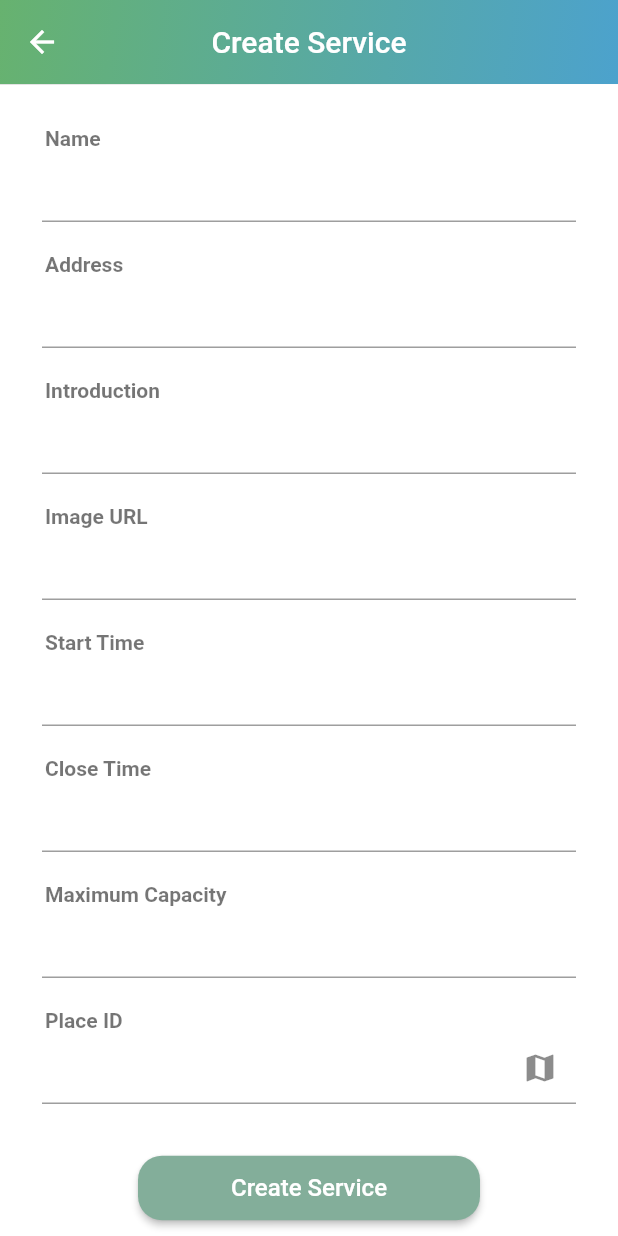
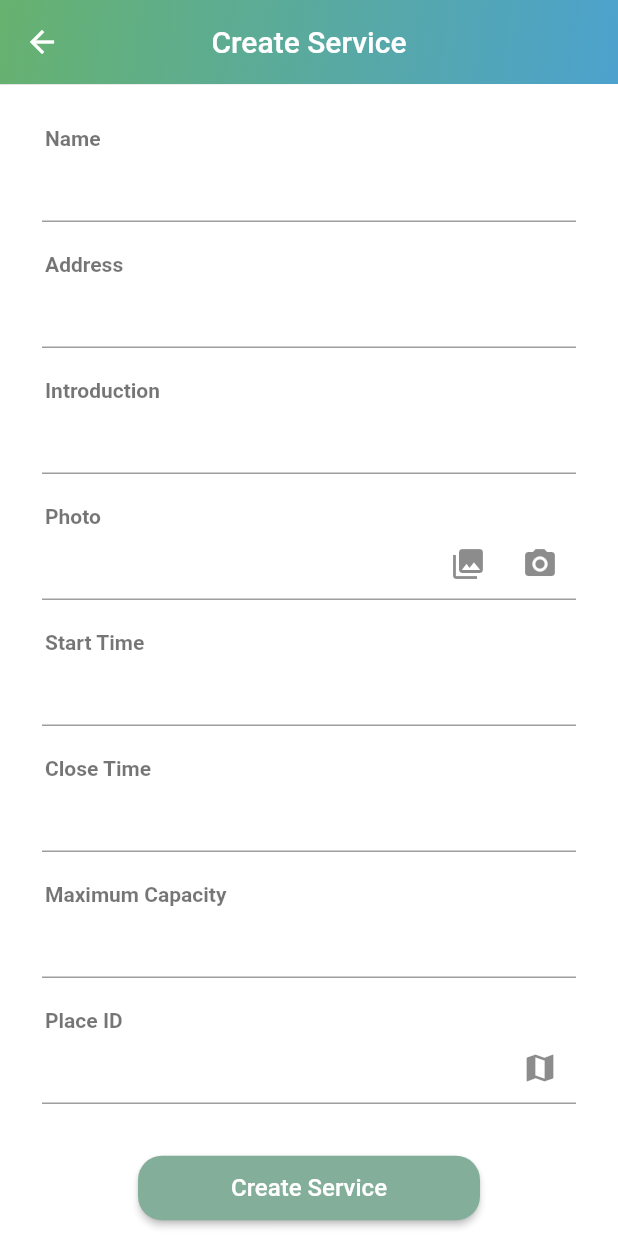
Before and after one commit to cidneyho/ggHack-frontend, a Flutter app: the CreateServicePage screen opened directly, after a tap on "Create Service", on a phone screen of 412 x 824 dp. Run offline on Flutter 3.47's test engine with Material 2 defaults, Android fonts, the phone set to English and light mode, and no system bars; our stand-ins replace flutter_slidable, image_picker, material_design_icons_flutter, qr_flutter, sprintf; missing offline and left inert: barcode_scan, flutter_picker, imgur; accounts and stored records are empty.

Commit message:
Add service photo picking or taking

```diff
--- a/lib/CreateServicePage.dart
+++ b/lib/CreateServicePage.dart
@@ -1,5 +1,11 @@
+import 'dart:io';
+
 import 'package:flutter/material.dart';
 import 'package:flutter/services.dart';
+import 'package:path/path.dart';
+import 'package:imgur/imgur.dart' as imgur;
+import 'package:image_picker/image_picker.dart';
+import 'package:material_design_icons_flutter/material_design_icons_flutter.dart';
 import 'package:url_launcher/url_launcher.dart';
 import 'DetailsPage.dart';
 import 'helpers/Constants.dart';
@@ -64,14 +70,58 @@ class _CreateServiceState extends State<CreateServicePage> {
           style: TextStyle(color: colorText),
         ));
 
-    final imageTitle = getFormTitle("Image URL");
+    PickedFile _image;
+    final picker = ImagePicker();
+    final imageTitle = getFormTitle("Photo");
+    final imagePickerButton = IconButton(
+      onPressed: () async {
+        var _pickedImage = await picker.getImage(source: ImageSource.gallery);
+        if (_pickedImage == null) {
+          _pickedImage = (await picker.getLostData()).file;
+        }
+        setState(() {
+          _image = _pickedImage;
+          _imageController.text = _image.path;
+        });
+      },
+      icon: Icon(
+        Icons.photo_library,
+        size: 24.0,
+        semanticLabel: 'Open library to pick service image',
+      ),
+    );
+    final imageTakerButton = IconButton(
+      onPressed: () async {
+        var _pickedImage = await picker.getImage(source: ImageSource.camera);
+        if (_pickedImage == null) {
+          _pickedImage = (await picker.getLostData()).file;
+        }
+        setState(() {
+          _image = _pickedImage;
+          _imageController.text = _image.path;
+        });
+      },
+      icon: Icon(
+        Icons.photo_camera,
+        size: 24.0,
+        semanticLabel: 'Open library to pick service image',
+      ),
+    );
+    final imageIconButtons = Row(
+      mainAxisAlignment: MainAxisAlignment.end,
+      mainAxisSize: MainAxisSize.min, // added line
+      children: <Widget>[
+        imagePickerButton,
+        imageTakerButton,
+      ],
+    );
     final imageField = Padding(
         padding: EdgeInsets.only(bottom: 20.0),
         child: TextFormField(
           controller: _imageController,
           keyboardType: TextInputType.url,
           maxLines: 1,
-          decoration: getBlankDecoration(),
+          decoration: getBlankDecoration(imageIconButtons),
           style: TextStyle(color: colorText),
         ));
 
@@ -142,11 +192,32 @@ class _CreateServiceState extends State<CreateServicePage> {
           borderRadius: BorderRadius.circular(16),
         ),
         onPressed: () async {
+          // Host the image on imgur
+//          String clientId = await File('tokens.txt').readAsString().catchError((error) {
+//            Dialogue.showConfirmNoContent(context, "Failed to get token: ${error.toString()}", "Got it.");
+//          });
+          print("To upload");
+          print("Path: " + _imageController.text);
+          String accessToken = "afb3c53d9e25c53f6dcb40f2455b6dc482dea1b8";
+          final client =
+              imgur.Imgur(imgur.Authentication.fromToken(accessToken));
+          var image = await client.image
+              .uploadImage(
+                  imagePath: _imageController.text,
+                  title: 'service ${_nameController.text}',
+                  description: 'by ${User.name}')
+              .catchError((error) {
+            Dialogue.showConfirmNoContent(context,
+                "Failed to upload image: ${error.toString()}", "Got it.");
+          });
+
+          print("Image uploaded: ${image.link}");
+
           Service toCreate = new Service(
             name: _nameController.text,
             address: _addrController.text,
             introduction: _introController.text,
-            image: _imageController.text,
+            image: image.link,
             startTime: int.parse(_startTimeController.text),
             closeTime: int.parse(_closeTimeController.text),
             maxCapacity: int.parse(_maxCapController.text),
@@ -162,12 +233,14 @@ class _CreateServiceState extends State<CreateServicePage> {
           }).then((returnedService) {
             if (returnedService != null) {
               Navigator.of(context).pop();
-              Navigator.push(
-                  context,
-                  MaterialPageRoute(
-                      builder: (context) => new DetailsPage(service: returnedService)));
+//              Navigator.push(
+//                  context,
+//                  MaterialPageRoute(
+//                      builder: (context) =>
+//                          new DetailsPage(service: returnedService)));
             }
-            Dialogue.showBarrierDismissibleNoContent(context, "Service created: ${returnedService.name}");
+            Dialogue.showBarrierDismissibleNoContent(
+                context, "Service created: ${returnedService.name}");
           });
         },
         padding: EdgeInsets.all(12),
--- a/lib/helpers/Style.dart
+++ b/lib/helpers/Style.dart
@@ -66,7 +66,7 @@ InputDecoration getInputDecoration(String hintText) {
   );
 }
 
-InputDecoration getBlankDecoration([IconButton suffixIcon]) {
+InputDecoration getBlankDecoration([Widget suffixIcon]) {
   return InputDecoration(
     contentPadding: EdgeInsets.symmetric(horizontal: 4),
     // border: InputBorder.none,
--- a/pubspec.yaml
+++ b/pubspec.yaml
@@ -51,7 +51,11 @@ dependencies:
   material_design_icons_flutter: ^4.0.5345
 
   # Pick image for service creation
-  image_picker: ^0.6.7
+  image_picker: ^0.6.7+3
+  imgur: ^1.1.1
+
+  # "Please wait" progress dialog
+  progress_dialog: ^1.2.4
 
 dev_dependencies:
   flutter_test:
```
Also changed, not shown: pubspec.lock, 4 other files.
